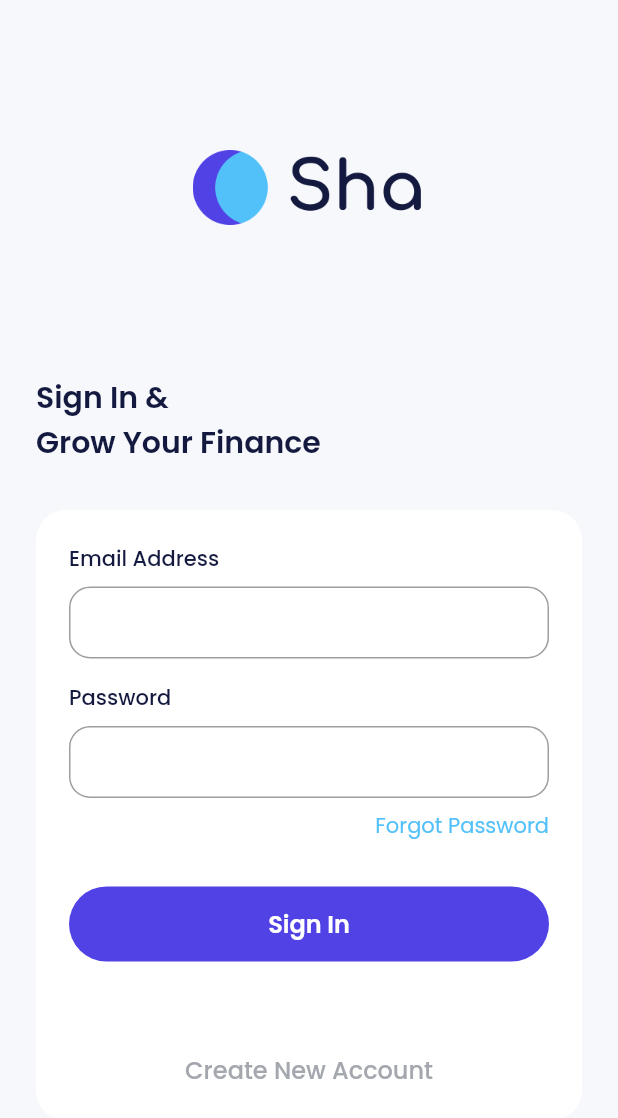
After one commit to Ripat-2345/bank_sha_app, a Flutter app: the SignInPage screen opened directly, on a phone screen of 412 x 824 dp. The commit adds this screen. Shown: the top 1118 px of the screen. Run offline on Flutter 3.47's test engine with Material 2 defaults, Android fonts, the phone set to English and light mode, and no system bars; our stand-ins replace carousel_slider, google_fonts.

Commit message:
create sign in page

```diff
--- a/lib/ui/pages/onboarding_page.dart
+++ b/lib/ui/pages/onboarding_page.dart
@@ -1,4 +1,5 @@
 import 'package:bank_sha_app/shared/theme.dart';
+import 'package:bank_sha_app/ui/pages/sign_in_page.dart';
 import 'package:carousel_slider/carousel_slider.dart';
 import 'package:flutter/material.dart';
 
@@ -132,7 +133,14 @@
                               width: double.infinity,
                               height: 24,
                               child: TextButton(
-                                onPressed: () {},
+                                onPressed: () {
+                                  Navigator.pushReplacement(
+                                    context,
+                                    MaterialPageRoute(
+                                      builder: (context) => const SignInPage(),
+                                    ),
+                                  );
+                                },
                                 style: TextButton.styleFrom(
                                   padding: const EdgeInsets.all(0),
                                 ),
--- /dev/null
+++ b/lib/ui/pages/sign_in_page.dart
@@ -0,0 +1,146 @@
+import 'package:bank_sha_app/shared/theme.dart';
+import 'package:flutter/material.dart';
+
+class SignInPage extends StatelessWidget {
+  const SignInPage({super.key});
+
+  @override
+  Widget build(BuildContext context) {
+    return Scaffold(
+      backgroundColor: lightBackgroundColor,
+      body: ListView(
+        padding: const EdgeInsets.symmetric(horizontal: 24),
+        children: [
+          Container(
+            margin: const EdgeInsets.only(top: 100, bottom: 100),
+            width: 100,
+            height: 50,
+            decoration: const BoxDecoration(
+              image: DecorationImage(
+                image: AssetImage("assets/images/img_logo_light.png"),
+              ),
+            ),
+          ),
+          Text(
+            "Sign In &\nGrow Your Finance",
+            style: blackTextStyle.copyWith(
+              fontSize: 20,
+              fontWeight: semiBold,
+            ),
+          ),
+          const SizedBox(height: 30),
+          Container(
+            padding: const EdgeInsets.all(22),
+            decoration: BoxDecoration(
+              borderRadius: BorderRadius.circular(20),
+              color: whiteColor,
+            ),
+            child: Column(
+              // ! NOTE: Email Input
+              children: [
+                Column(
+                  crossAxisAlignment: CrossAxisAlignment.start,
+                  children: [
+                    Text(
+                      "Email Address",
+                      style: blackTextStyle.copyWith(
+                        fontWeight: medium,
+                      ),
+                    ),
+                    const SizedBox(height: 8),
+                    TextFormField(
+                      decoration: InputDecoration(
+                        border: OutlineInputBorder(
+                          borderRadius: BorderRadius.circular(14),
+                        ),
+                        contentPadding: const EdgeInsets.all(12),
+                      ),
+                    ),
+                  ],
+                ),
+                const SizedBox(height: 16),
+                // ! NOTE: Password Input
+                Column(
+                  crossAxisAlignment: CrossAxisAlignment.start,
+                  children: [
+                    Text(
+                      "Password",
+                      style: blackTextStyle.copyWith(
+                        fontWeight: medium,
+                      ),
+                    ),
+                    const SizedBox(height: 8),
+                    TextFormField(
+                      obscureText: true,
+                      decoration: InputDecoration(
+                        border: OutlineInputBorder(
+                          borderRadius: BorderRadius.circular(14),
+                        ),
+                        contentPadding: const EdgeInsets.all(12),
+                      ),
+                    ),
+                  ],
+                ),
+                const SizedBox(height: 8),
+                Align(
+                  alignment: Alignment.centerRight,
+                  child: Text(
+                    "Forgot Password",
+                    style: blueTextStyle,
+                  ),
+                ),
+                const SizedBox(height: 30),
+                SizedBox(
+                  width: double.infinity,
+                  height: 50,
+                  child: TextButton(
+                    onPressed: () {},
+                    style: TextButton.styleFrom(
+                      backgroundColor: purpleColor,
+                      shape: RoundedRectangleBorder(
+                        borderRadius: BorderRadius.circular(56),
+                      ),
+                    ),
+                    child: Text(
+                      "Sign In",
+                      style: whiteTextStyle.copyWith(
+                        fontSize: 16,
+                        fontWeight: semiBold,
+                      ),
+                    ),
+                  ),
+                ),
+                const SizedBox(
+                  height: 60,
+                ),
+                SizedBox(
+                  width: double.infinity,
+                  height: 24,
+                  child: TextButton(
+                    onPressed: () {
+                      Navigator.pushReplacement(
+                        context,
+                        MaterialPageRoute(
+                          builder: (context) => const SignInPage(),
+                        ),
+                      );
+                    },
+                    style: TextButton.styleFrom(
+                      padding: const EdgeInsets.all(0),
+                    ),
+                    child: Text(
+                      "Create New Account",
+                      style: greyTextStyle.copyWith(
+                        fontSize: 16,
+                      ),
+                    ),
+                  ),
+                ),
+              ],
+            ),
+          ),
+        ],
+      ),
+    );
+  }
+}
```
